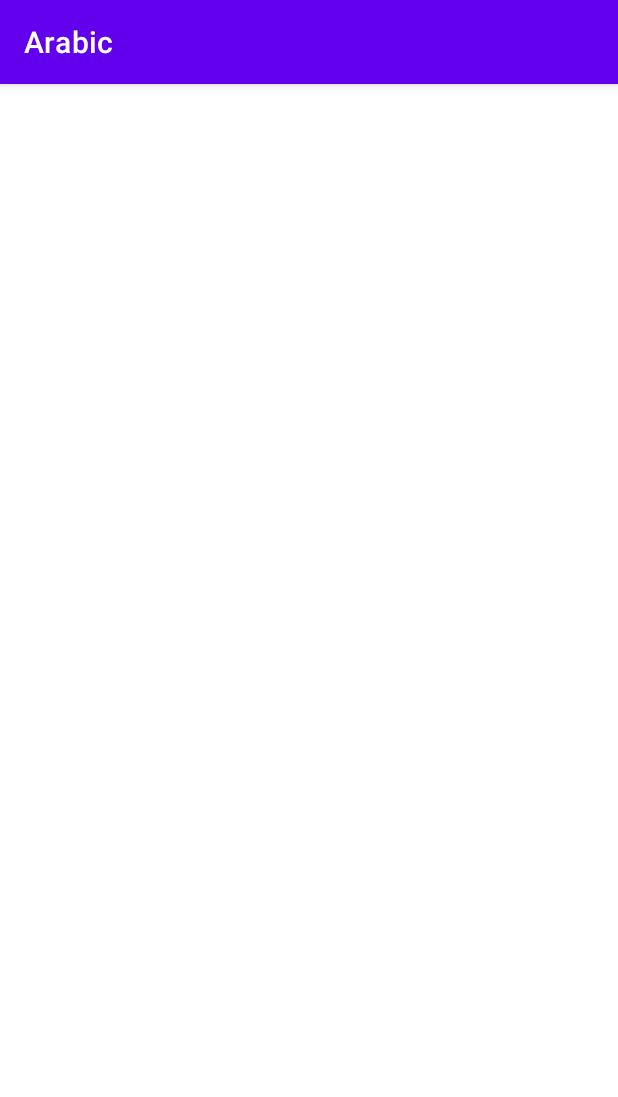
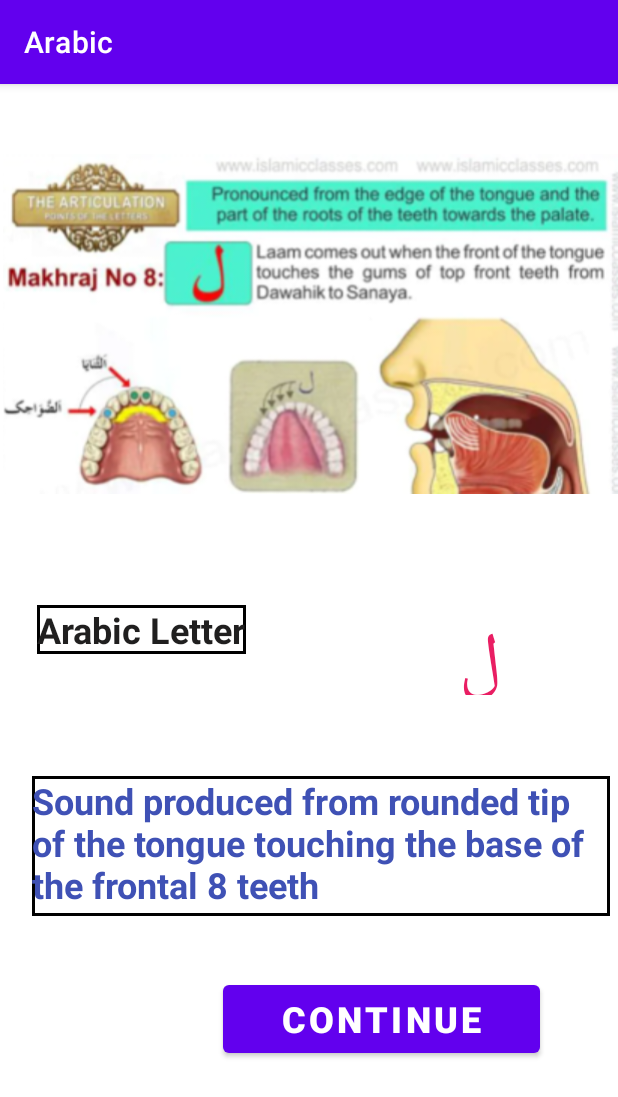
Before and after one commit to mr-talha/Arabicfont, an Android app: the MainActivity6 screen opened directly, with no data from a screen before it, on a phone screen of 412 x 824 dp. Shown: the top 1097 px of the screen. Run offline under Robolectric (Android 15) with nearby library versions, the phone set to English and light mode, and no system bars; Roboto replaces fonts that are not available here.

Commit message:
Add activity 7

```diff
--- a/app/src/main/AndroidManifest.xml
+++ b/app/src/main/AndroidManifest.xml
@@ -9,6 +9,9 @@
         android:roundIcon="@mipmap/ic_launcher_round"
         android:supportsRtl="true"
         android:theme="@style/Theme.Arabic">
+        <activity
+            android:name=".MainActivity7"
+            android:exported="false" />
         <activity
             android:name=".MainActivity6"
             android:exported="false" />
--- a/app/src/main/java/com/example/arabic/MainActivity6.java
+++ b/app/src/main/java/com/example/arabic/MainActivity6.java
@@ -2,13 +2,25 @@ package com.example.arabic;
 
 import androidx.appcompat.app.AppCompatActivity;
 
+import android.content.Intent;
 import android.os.Bundle;
+import android.view.View;
+import android.widget.Button;
 
 public class MainActivity6 extends AppCompatActivity {
-
+    Button c;
     @Override
     protected void onCreate(Bundle savedInstanceState) {
         super.onCreate(savedInstanceState);
         setContentView(R.layout.activity_main6);
+        c=(Button)findViewById(R.id.con);
+        c.setOnClickListener(new View.OnClickListener() {
+            @Override
+            public void onClick(View view) {
+                Intent intent = new Intent(MainActivity6.this, MainActivity7.class);
+                startActivity(intent);
+
+            }
+        });
     }
 }
--- a/app/src/main/res/layout/activity_main6.xml
+++ b/app/src/main/res/layout/activity_main6.xml
@@ -6,4 +6,72 @@
     android:layout_height="match_parent"
     tools:context=".MainActivity6">
 
+    <ImageView
+        android:id="@+id/imageView7"
+        android:layout_width="410dp"
+        android:layout_height="308dp"
+        android:layout_marginStart="2dp"
+        android:layout_marginTop="6dp"
+        app:layout_constraintEnd_toEndOf="parent"
+        app:layout_constraintStart_toStartOf="parent"
+        app:layout_constraintTop_toTopOf="parent"
+        app:srcCompat="@drawable/capture12" />
+
+    <TextView
+        android:id="@+id/textView21"
+        android:background="@drawable/textview_border"
+        android:layout_width="wrap_content"
+        android:layout_height="wrap_content"
+        android:layout_marginStart="24dp"
+        android:layout_marginTop="33dp"
+        android:layout_marginEnd="101dp"
+        android:text="Arabic Letter"
+        android:textColor="#201F1F"
+        android:textSize="24sp"
+        android:textStyle="bold"
+        app:layout_constraintEnd_toStartOf="@+id/textView22"
+        app:layout_constraintStart_toStartOf="parent"
+        app:layout_constraintTop_toBottomOf="@+id/imageView7" />
+
+    <TextView
+        android:id="@+id/textView22"
+        android:layout_width="69dp"
+
+        android:layout_height="60dp"
+        android:layout_marginTop="33dp"
+        android:layout_marginEnd="77dp"
+        android:text="ل"
+        android:textColor="#E91E63"
+        android:textSize="48sp"
+        app:layout_constraintEnd_toEndOf="parent"
+        app:layout_constraintTop_toBottomOf="@+id/imageView7" />
+
+    <TextView
+        android:id="@+id/textView23"
+        android:layout_width="385dp"
+        android:background="@drawable/textview_border"
+        android:layout_height="93dp"
+        android:layout_marginStart="16dp"
+        android:layout_marginTop="54dp"
+        android:text="Sound produced from rounded tip of the tongue touching the base of the frontal 8 teeth"
+        android:textColor="#3F51B5"
+        android:textSize="24sp"
+        android:textStyle="bold"
+        app:layout_constraintEnd_toEndOf="parent"
+        app:layout_constraintStart_toStartOf="parent"
+        app:layout_constraintTop_toBottomOf="@+id/textView22" />
+
+    <Button
+        android:id="@+id/con"
+        android:layout_width="211dp"
+        android:layout_height="57dp"
+        android:layout_marginStart="148dp"
+        android:layout_marginTop="40dp"
+        android:layout_marginEnd="52dp"
+        android:text="Continue"
+        android:textSize="24sp"
+        android:textStyle="bold"
+        app:layout_constraintEnd_toEndOf="parent"
+        app:layout_constraintStart_toStartOf="parent"
+        app:layout_constraintTop_toBottomOf="@+id/textView23" />
 </androidx.constraintlayout.widget.ConstraintLayout>
```
Also changed, not shown: app/src/main/java/com/example/arabic/MainActivity2.java (+10 -0 lines), app/src/main/java/com/example/arabic/MainActivity7.java (added, +14 -0 lines), app/src/main/res/layout/activity_main7.xml (added, +137 -0 lines), app/src/main/res/drawable/capture11.PNG (added), app/src/main/res/drawable/capture12.PNG (added), app/src/main/res/drawable/capture14.PNG (added), app/src/main/res/drawable/capture15.PNG (added).
